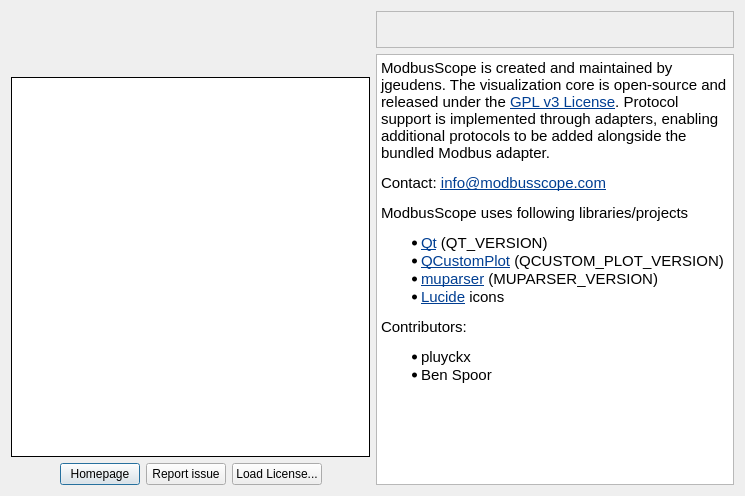
First picture: the form in src/dialogs/aboutdialog.ui, repository ModbusScope/ModbusScope, before the edit.
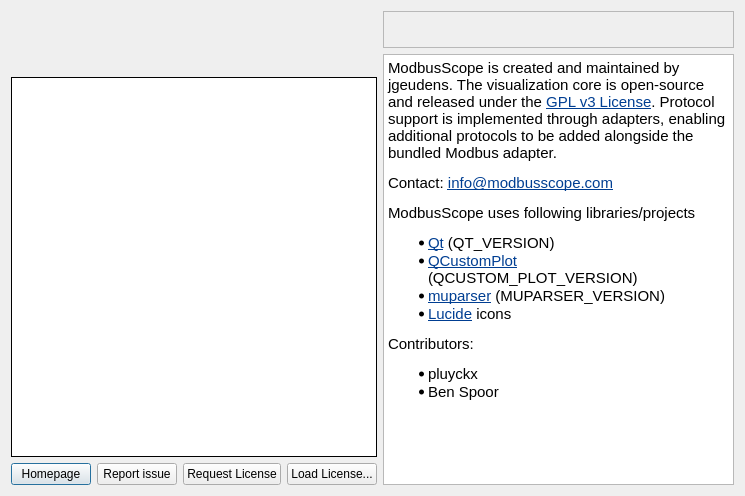
Second picture: the form after the edit. Icons and pictures are not drawn.

Commit message:
Add Request License button and point limit warnings at it
The About dialog let users install a license but never offered a way to
request one. Add a "Request License" button that opens modbusscope.com,
and point the device/data-point limit warnings at it so a user who hits
a limit knows how to lift it.

Claude-Session: https://claude.ai/code/session_019JxtSTsUR8Qv1VSRE28gqD

```diff
--- a/src/dialogs/aboutdialog.ui
+++ b/src/dialogs/aboutdialog.ui
@@ -139,6 +139,13 @@
          </property>
         </widget>
        </item>
+       <item>
+        <widget class="QPushButton" name="btnRequestLicense">
+         <property name="text">
+          <string>Request License</string>
+         </property>
+        </widget>
+       </item>
        <item>
         <widget class="QPushButton" name="btnLoadLicense">
          <property name="text">
```
The commit also changes 6 other files.
